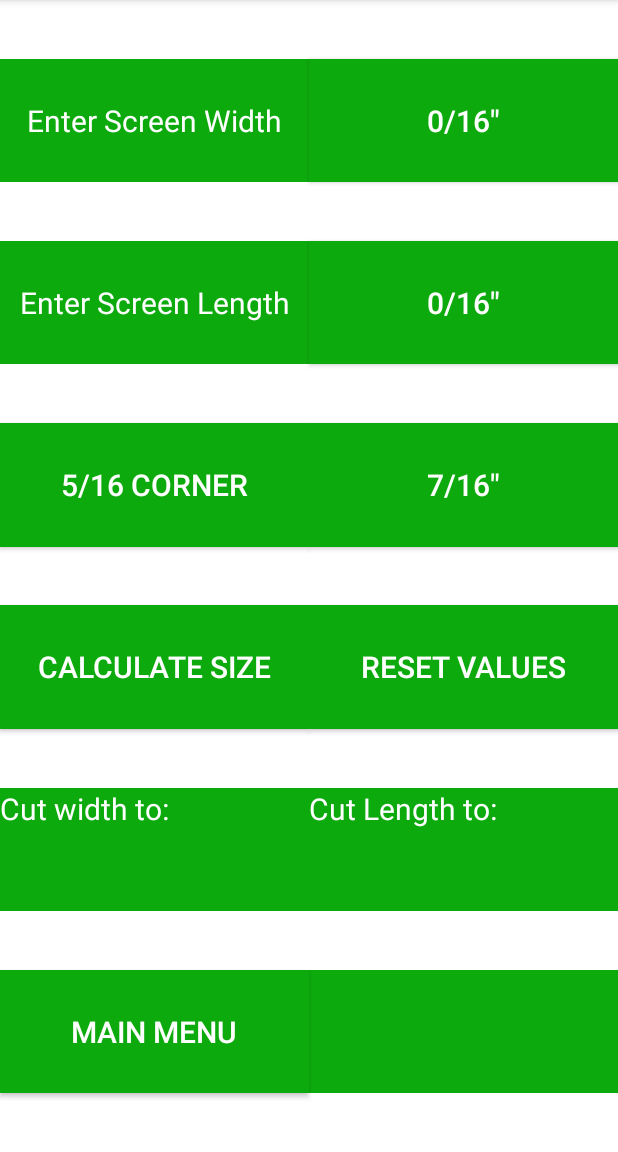
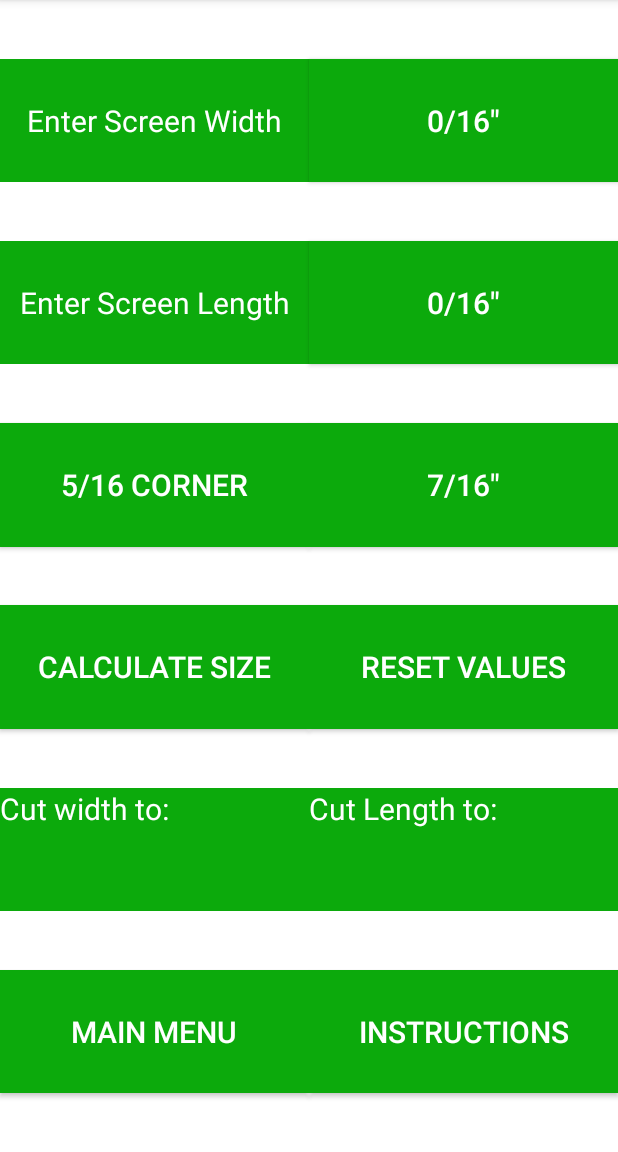
Before and after one commit to StringJoe/menards_screen_repair, an Android app: the frameMeasurements screen opened directly, with no data from a screen before it, on a phone screen of 412 x 824 dp, the part 84-1236 px from its top. Run offline under Robolectric (Android 15) with nearby library versions, the phone set to English and light mode, and no system bars.

Commit message:
added an instructions alert dialog to frame measurements and adjusted main activity layout

```diff
--- a/app/src/main/java/com/joe/menardsscreenrepair/frameMeasurements.java
+++ b/app/src/main/java/com/joe/menardsscreenrepair/frameMeasurements.java
@@ -1,7 +1,9 @@
 package com.joe.menardsscreenrepair;
 
+import androidx.appcompat.app.AlertDialog;
 import androidx.appcompat.app.AppCompatActivity;
 
+import android.content.DialogInterface;
 import android.content.Intent;
 import android.graphics.Color;
 import android.os.Bundle;
@@ -15,8 +17,10 @@ import java.text.Format;
 
 public class frameMeasurements extends AppCompatActivity {
 
+    String message = "5/16 corner is = to 13/16 in long.\n7/16 corner is = to 3/4 in long.\n\nFirst the user should enter a width and length for the frame, and tap the button next to the width and length for the appropriate fraction.\n\nDo not enter a decimal number as the width or length. Then choose a corner size and either press the calculate button or reset the values\n\nTap Main Menu if you want to go back to start screen";
+
     EditText screenWidth, screenLength;
-    Button bigCornerBtn, smallCornerBtn, calcBtn, resetBtn, menuBtn, lengthCountFraction, widthCountFraction;
+    Button bigCornerBtn, smallCornerBtn, calcBtn, resetBtn, menuBtn, lengthCountFraction, widthCountFraction, instructionsBtn;
     TextView totalWidth, totalLength;
 
     double lengthCount, widthCount;
@@ -42,9 +46,17 @@ public class frameMeasurements extends AppCompatActivity {
         calcBtn = findViewById(R.id.calcBtn);
         resetBtn = findViewById(R.id.resetBtn);
         menuBtn = findViewById(R.id.menuBtn);
+        instructionsBtn = findViewById(R.id.instructions);
 
         totalWidth = findViewById(R.id.totalWidth);
         totalLength = findViewById(R.id.totalLength);
+
+        instructionsBtn.setOnClickListener(new View.OnClickListener() {
+            @Override
+            public void onClick(View v) {
+                showDialogMessage();
+            }
+        });
 
         lengthCountFraction.setOnClickListener(new View.OnClickListener() {
             @Override
@@ -200,4 +212,19 @@ public class frameMeasurements extends AppCompatActivity {
         width = width + widthCount;
         length = length + lengthCount;
     }
+
+    public void showDialogMessage()
+    {
+        AlertDialog.Builder alertDialog = new AlertDialog.Builder(this);
+        alertDialog.setTitle("Instructions")
+                .setMessage(message)
+                .setNegativeButton("Exit", new DialogInterface.OnClickListener() {
+                    @Override
+                    public void onClick(DialogInterface dialog, int which) {
+
+                    }
+                })
+                .show();
+        alertDialog.create();
+    }
 }
--- a/app/src/main/res/layout/activity_frame_measurements.xml
+++ b/app/src/main/res/layout/activity_frame_measurements.xml
@@ -98,17 +98,20 @@
         android:text="Cut Length to: "
         android:textColor="@color/white"
         android:textSize="20sp"
-        app:layout_constraintBottom_toTopOf="@+id/textView19"
+        app:layout_constraintBottom_toTopOf="@+id/instructions"
         app:layout_constraintDimensionRatio="1:0.4"
         app:layout_constraintEnd_toEndOf="@id/guide3"
         app:layout_constraintHorizontal_bias="0.5"
         app:layout_constraintStart_toEndOf="@id/guide2"
         app:layout_constraintTop_toBottomOf="@+id/resetBtn" />
 
-    <TextView
-        android:id="@+id/textView19"
+    <androidx.appcompat.widget.AppCompatButton
+        android:id="@+id/instructions"
         android:layout_width="0dp"
         android:layout_height="0dp"
+        android:text="Instructions"
+        android:textColor="@color/white"
+        android:textSize="20sp"
         android:background="@color/menards_green"
         app:layout_constraintBottom_toBottomOf="parent"
         app:layout_constraintDimensionRatio="1:0.4"
```
Also changed, not shown: app/src/main/res/layout/activity_main.xml (+7 -10 lines).
